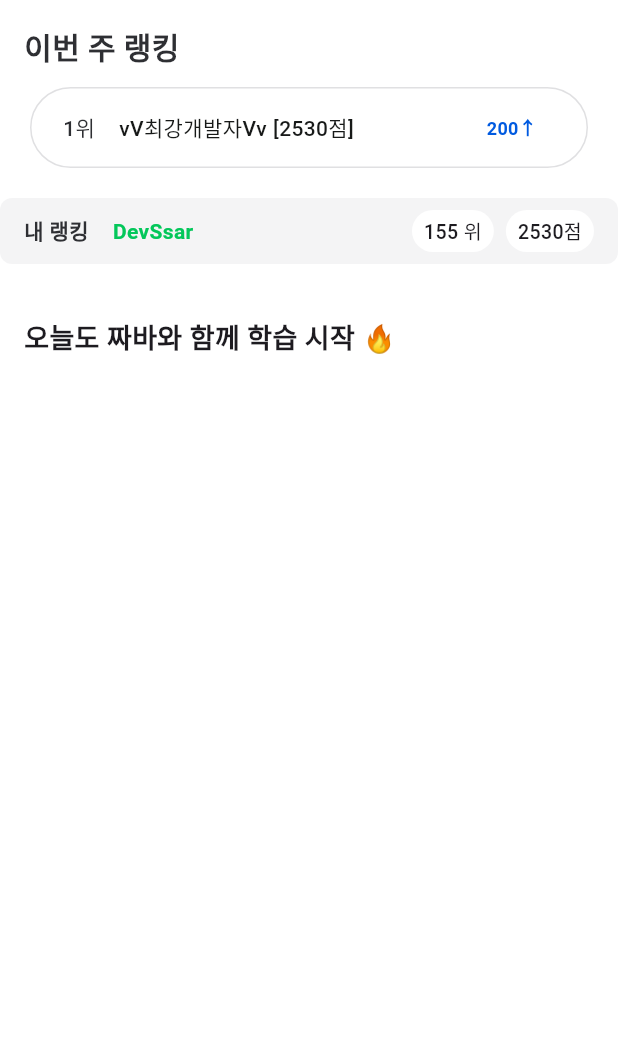
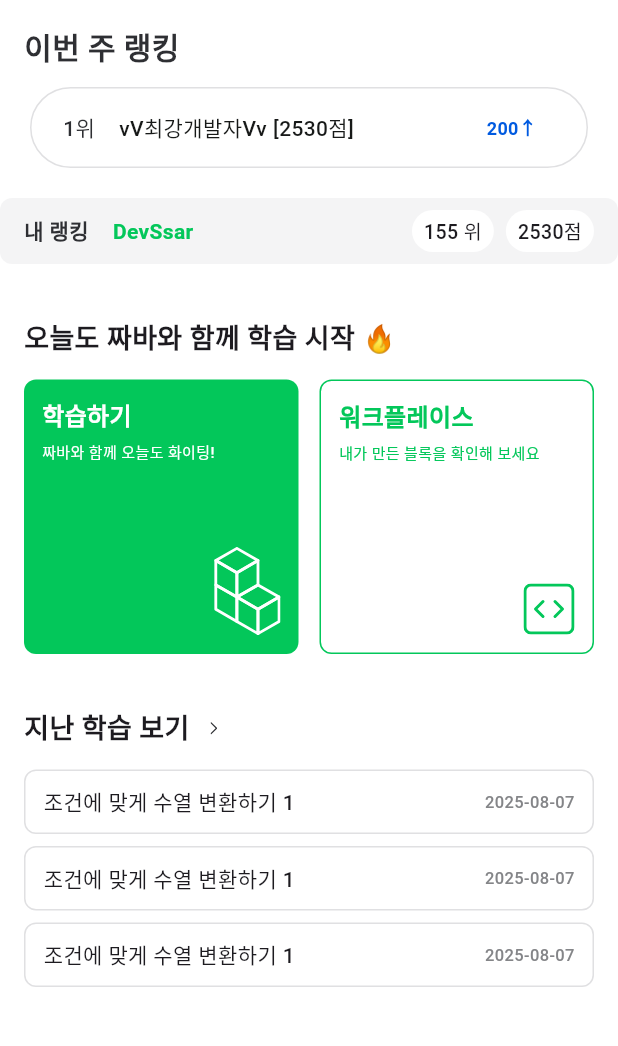
Before and after one commit to jjava-app/jjava_flutter, a Flutter app: the HomePage screen opened by its route, on a phone screen of 412 x 824 dp, the part 84-1130 px from its top. Run offline on Flutter 3.47's test engine with Material 3 defaults, Android fonts, the phone set to English and light mode, and no system bars; drawn by our look-alikes of carousel_slider; our stand-ins replace flutter_riverpod, flutter_svg; Roboto replaces fonts that are missing (Pretendard).

Commit message:
일단 그리긴함

```diff
--- a/lib/_core/style/m_icon.dart
+++ b/lib/_core/style/m_icon.dart
@@ -65,11 +65,11 @@ class _Page {
 }
 
 class _Home {
-  final Widget arrowForward = SvgPicture.asset('assets/icons/page_home_arrow_forward.svg');
+  final Widget arrowForward = SvgPicture.asset('assets/icons/page_home_arrow_forward.svg', width: 5, height: 9);
   final Widget arrowUpper = SvgPicture.asset('assets/icons/page_home_arrow_upper.svg');
-  final Widget code = SvgPicture.asset('assets/icons/page_home_code.svg');
-  final Widget square = SvgPicture.asset('assets/icons/page_home_square.svg');
+  final Widget codeSquare = SvgPicture.asset('assets/icons/page_home_code_square.svg');
   final Widget logo = SvgPicture.asset('assets/images/global/main_logo.svg');
+  final Widget block = SvgPicture.asset('assets/icons/page_home_block.svg');
 }
 
 class _Login {
--- a/lib/ui/page/holder/home/widget/home_body.dart
+++ b/lib/ui/page/holder/home/widget/home_body.dart
@@ -1,6 +1,9 @@
 import 'package:flutter/material.dart';
+import 'package:jjava_flutter/_core/style/m_icon.dart';
 import 'package:jjava_flutter/_core/style/m_text.dart';
+import 'package:jjava_flutter/ui/page/holder/home/widget/home_past_learning_list.dart';
 import 'package:jjava_flutter/ui/page/holder/home/widget/home_rank.dart';
+import 'package:jjava_flutter/ui/page/holder/home/widget/home_work.dart';
 
 class HomeBody extends StatelessWidget {
   const HomeBody({
@@ -13,14 +16,22 @@ class HomeBody extends StatelessWidget {
       children: [
         HomeRank(),
         SizedBox(height: 36),
+        HomeWork(),
+        SizedBox(height: 36),
         Padding(
           padding: const EdgeInsets.symmetric(horizontal: 16),
           child: Column(
             crossAxisAlignment: CrossAxisAlignment.start,
             children: [
-              MText.h3("오늘도 짜바와 함께 학습 시작 🔥"),
+              Row(
+                children: [
+                  MText.h3("지난 학습 보기"),
+                  SizedBox(width: 14),
+                  MIcon.page.home.arrowForward,
+                ],
+              ),
               SizedBox(height: 14),
-              HomeQuickActions(),
+              HomePastLearningList(),
             ],
           ),
         ),
@@ -28,16 +39,3 @@ class HomeBody extends StatelessWidget {
     );
   }
 }
-
-class HomeQuickActions extends StatelessWidget {
-  const HomeQuickActions({
-    super.key,
-  });
-
-  @override
-  Widget build(BuildContext context) {
-    return Row(
-      children: [],
-    );
-  }
-}
--- /dev/null
+++ b/lib/ui/page/holder/home/widget/home_my_rank.dart
@@ -0,0 +1,63 @@
+import 'package:flutter/material.dart';
+import 'package:jjava_flutter/_core/style/m_color.dart';
+import 'package:jjava_flutter/_core/style/m_text.dart';
+
+class HomeMyRank extends StatelessWidget {
+  const HomeMyRank({
+    super.key,
+  });
+
+  @override
+  Widget build(BuildContext context) {
+    return Container(
+      height: 44,
+      decoration: BoxDecoration(
+        color: MColor.kFill.normal,
+        borderRadius: BorderRadius.circular(8),
+      ),
+      padding: const EdgeInsets.symmetric(horizontal: 16),
+      child: Row(
+        mainAxisAlignment: MainAxisAlignment.spaceBetween,
+        children: [
+          // 닉네임
+          Row(
+            children: [
+              MText.s14Bold("내 랭킹", color: MColor.kLabel.neutral),
+              SizedBox(width: 16),
+              MText.s14Bold("DevSsar", color: MColor.kPrimary.normal),
+            ],
+          ),
+          // 순위 & 점수
+          Row(
+            children: [
+              _RankChip(label: "155 위"),
+              const SizedBox(width: 8),
+              _RankChip(label: "2530점"),
+            ],
+          ),
+        ],
+      ),
+    );
+  }
+}
+
+class _RankChip extends StatelessWidget {
+  final String label;
+
+  const _RankChip({required this.label});
+
+  @override
+  Widget build(BuildContext context) {
+    return Container(
+      padding: const EdgeInsets.symmetric(horizontal: 8, vertical: 4),
+      decoration: BoxDecoration(
+        color: Colors.white,
+        borderRadius: BorderRadius.circular(16),
+      ),
+      child: Text(
+        label,
+        style: const TextStyle(fontSize: 13, fontWeight: FontWeight.w500),
+      ),
+    );
+  }
+}
--- /dev/null
+++ b/lib/ui/page/holder/home/widget/home_past_learning_list.dart
@@ -0,0 +1,49 @@
+import 'package:flutter/material.dart';
+import 'package:jjava_flutter/_core/style/m_color.dart';
+import 'package:jjava_flutter/_core/style/m_text.dart';
+
+class HomePastLearningList extends StatelessWidget {
+  const HomePastLearningList({
+    super.key,
+  });
+
+  @override
+  Widget build(BuildContext context) {
+    return Column(
+      children: [
+        _HomePastLearningItem(),
+        SizedBox(height: 8),
+        _HomePastLearningItem(),
+        SizedBox(height: 8),
+        _HomePastLearningItem(),
+      ],
+    );
+  }
+}
+
+class _HomePastLearningItem extends StatelessWidget {
+  const _HomePastLearningItem({
+    super.key,
+  });
+
+  @override
+  Widget build(BuildContext context) {
+    return Container(
+      padding: EdgeInsets.symmetric(horizontal: 12, vertical: 10),
+      decoration: BoxDecoration(
+        color: MColor.kBackground.normal,
+        borderRadius: BorderRadius.circular(8),
+        border: Border.all(color: MColor.kLine.normal),
+      ),
+      child: Row(
+        mainAxisAlignment: MainAxisAlignment.spaceBetween,
+        children: [
+          Expanded(
+            child: MText.h5('조건에 맞게 수열 변환하기 1'),
+          ),
+          MText.bodyTiny('2025-08-07', color: MColor.kLabel.alternative),
+        ],
+      ),
+    );
+  }
+}
--- a/lib/ui/page/holder/home/widget/home_quick_actions.dart
+++ b/lib/ui/page/holder/home/widget/home_quick_actions.dart
@@ -10,39 +10,29 @@ class HomeQuickActions extends StatelessWidget {
   Widget build(BuildContext context) {
     return Row(
       mainAxisAlignment: MainAxisAlignment.spaceBetween,
-      crossAxisAlignment: CrossAxisAlignment.start,
-      children: const [
-        _QuickCardFilled(
-          title: '학습하기',
-          subtitle: '짜바와 함께 오늘도 화이팅!',
-          icon: MIcon.page.home.square, // 큐브 아이콘
-          onTapRouteName: '/study', // 필요 시 라우팅 바꿔줘
+      children: [
+        Expanded(
+          child: AspectRatio(
+            aspectRatio: 1 / 1,
+            child: _QuickCardFilled(),
+          ),
         ),
-        _QuickCardOutlined(
-          title: '워크플레이스',
-          subtitle: '내가 만든 블록을 확인해 보세요',
-          icon: MIcon.page.home.code, // 코드/화살표 아이콘
-          onTapRouteName: '/workspace', // 필요 시 라우팅 바꿔줘
+        SizedBox(width: 14),
+        Expanded(
+          child: AspectRatio(
+            aspectRatio: 1 / 1,
+            child: _QuickCardOutlined(),
+          ),
         ),
       ],
     );
   }
 }
 
-/// 157x157, radius 8, padding 12 — Primary fill
 class _QuickCardFilled extends StatelessWidget {
-  final String title;
-  final String subtitle;
-  final Widget icon;
-  final String? onTapRouteName;
-
-  const _QuickCardFilled({
-    required this.title,
-    required this.subtitle,
-    required this.icon,
-    this.onTapRouteName,
-    super.key,
-  });
+  final String title = '학습하기';
+  final String subtitle = '짜바와 함께 오늘도 화이팅!';
+  final String? onTapRouteName = '/question';
 
   @override
   Widget build(BuildContext context) {
@@ -60,13 +50,17 @@ class _QuickCardFilled extends StatelessWidget {
         child: Column(
           crossAxisAlignment: CrossAxisAlignment.start,
           children: [
-            MText.buttonS(title, color: Colors.white),
+            MText.h4(title, color: Colors.white),
             const SizedBox(height: 6),
-            MText.bodyXXS(subtitle, color: Colors.white.withOpacity(0.9), fontWeight: FontWeight.w500),
+            MText.bodyMicro(subtitle, color: Colors.white),
             const Spacer(),
             Align(
               alignment: Alignment.bottomRight,
-              child: icon,
+              child: SizedBox(
+                width: 44.53,
+                height: 60,
+                child: MIcon.page.home.block,
+              ),
             ),
           ],
         ),
@@ -75,20 +69,10 @@ class _QuickCardFilled extends StatelessWidget {
   }
 }
 
-/// 157x157, radius 8, padding 12 — Outline 1px
 class _QuickCardOutlined extends StatelessWidget {
-  final String title;
-  final String subtitle;
-  final Widget icon;
-  final String? onTapRouteName;
-
-  const _QuickCardOutlined({
-    required this.title,
-    required this.subtitle,
-    required this.icon,
-    this.onTapRouteName,
-    super.key,
-  });
+  final String title = '워크플레이스';
+  final String subtitle = '내가 만든 블록을 확인해 보세요';
+  final String? onTapRouteName = '/workspace';
 
   @override
   Widget build(BuildContext context) {
@@ -102,18 +86,18 @@ class _QuickCardOutlined extends StatelessWidget {
         decoration: BoxDecoration(
           color: Colors.white,
           borderRadius: BorderRadius.circular(8),
-          border: Border.all(color: MColor.kLine.normal, width: 1), // #70737C 22% 느낌
+          border: Border.all(color: MColor.kPrimary.normal, width: 1),
         ),
         child: Column(
           crossAxisAlignment: CrossAxisAlignment.start,
           children: [
-            MText.buttonS(title, color: MColor.kPrimary.normal),
+            MText.h4(title, color: MColor.kPrimary.normal),
             const SizedBox(height: 6),
-            MText.bodyXXS(subtitle, color: MColor.kLabel.dim),
+            MText.bodyMicro(subtitle, color: MColor.kPrimary.normal),
             const Spacer(),
             Align(
               alignment: Alignment.bottomRight,
-              child: icon,
+              child: MIcon.page.home.codeSquare,
             ),
           ],
         ),
--- a/lib/ui/page/holder/home/widget/home_rank.dart
+++ b/lib/ui/page/holder/home/widget/home_rank.dart
@@ -1,6 +1,5 @@
 import 'package:flutter/material.dart';
-import 'package:jjava_flutter/_core/style/m_color.dart';
-import 'package:jjava_flutter/_core/style/m_text.dart';
+import 'package:jjava_flutter/ui/page/holder/home/widget/home_my_rank.dart';
 import 'package:jjava_flutter/ui/page/holder/home/widget/home_week_rank.dart';
 
 class HomeRank extends StatelessWidget {
@@ -13,57 +12,8 @@ class HomeRank extends StatelessWidget {
         // 이번 주 랭킹
         HomeWeekRank(),
         // 내 랭킹
-        Container(
-          height: 44,
-          decoration: BoxDecoration(
-            color: MColor.kFill.normal,
-            borderRadius: BorderRadius.circular(8),
-          ),
-          padding: const EdgeInsets.symmetric(horizontal: 16),
-          child: Row(
-            mainAxisAlignment: MainAxisAlignment.spaceBetween,
-            children: [
-              // 닉네임
-              Row(
-                children: [
-                  MText.s14Bold("내 랭킹", color: MColor.kLabel.neutral),
-                  SizedBox(width: 16),
-                  MText.s14Bold("DevSsar", color: MColor.kPrimary.normal),
-                ],
-              ),
-              // 순위 & 점수
-              Row(
-                children: [
-                  _RankChip(label: "155 위"),
-                  const SizedBox(width: 8),
-                  _RankChip(label: "2530점"),
-                ],
-              ),
-            ],
-          ),
-        ),
+        HomeMyRank(),
       ],
     );
   }
 }
-
-class _RankChip extends StatelessWidget {
-  final String label;
-
-  const _RankChip({required this.label});
-
-  @override
-  Widget build(BuildContext context) {
-    return Container(
-      padding: const EdgeInsets.symmetric(horizontal: 8, vertical: 4),
-      decoration: BoxDecoration(
-        color: Colors.white,
-        borderRadius: BorderRadius.circular(16),
-      ),
-      child: Text(
-        label,
-        style: const TextStyle(fontSize: 13, fontWeight: FontWeight.w500),
-      ),
-    );
-  }
-}
--- /dev/null
+++ b/lib/ui/page/holder/home/widget/home_work.dart
@@ -0,0 +1,24 @@
+import 'package:flutter/material.dart';
+import 'package:jjava_flutter/_core/style/m_text.dart';
+import 'package:jjava_flutter/ui/page/holder/home/widget/home_quick_actions.dart';
+
+class HomeWork extends StatelessWidget {
+  const HomeWork({
+    super.key,
+  });
+
+  @override
+  Widget build(BuildContext context) {
+    return Padding(
+      padding: const EdgeInsets.symmetric(horizontal: 16),
+      child: Column(
+        crossAxisAlignment: CrossAxisAlignment.start,
+        children: [
+          MText.h3("오늘도 짜바와 함께 학습 시작 🔥"),
+          SizedBox(height: 14),
+          HomeQuickActions(),
+        ],
+      ),
+    );
+  }
+}
```
Also changed, not shown: assets/icons/page_home_arrow_forward.svg, assets/icons/page_home_block.svg (added), assets/icons/page_home_code.svg (deleted), assets/icons/page_home_code_square.svg (added), assets/icons/page_home_square.svg (deleted).
